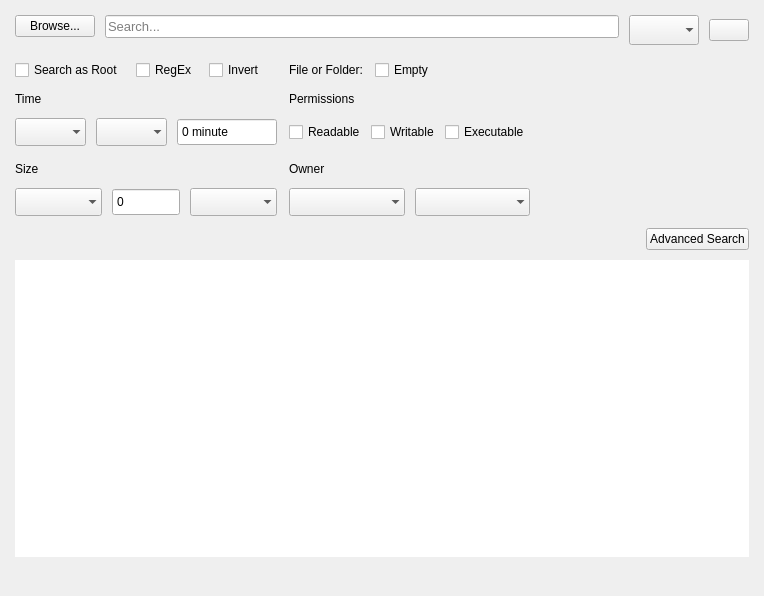
The window that stacer/Pages/Search/search_page.ui (oguzhaninan/Stacer) describes before a commit, drawn with Qt 5.
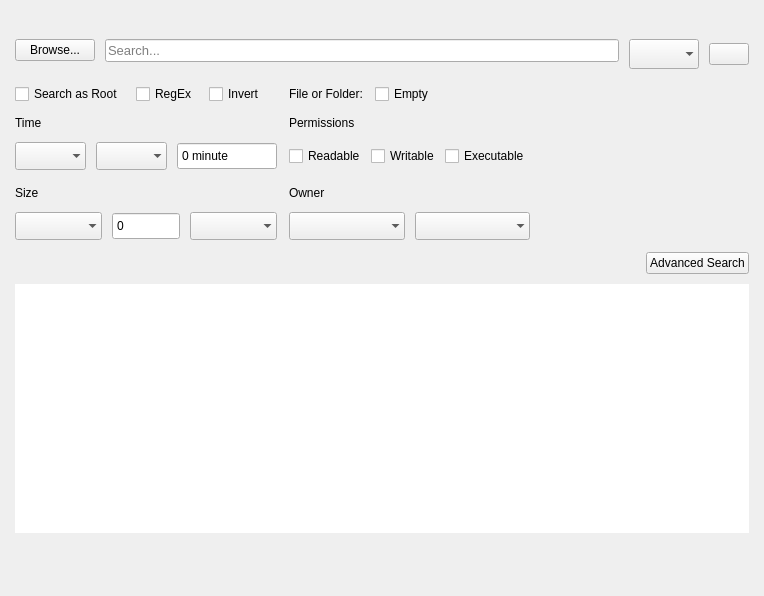
The same window after the commit. Icons and pictures are not drawn.

Commit message: added context menu icons for search

What changed in the file:
```diff
--- a/stacer/Pages/Search/search_page.ui
+++ b/stacer/Pages/Search/search_page.ui
@@ -29,56 +29,26 @@
    <property name="spacing">
     <number>10</number>
    </property>
-   <item row="5" column="0" colspan="2">
-    <widget class="QTableView" name="tableFoundResults">
-     <property name="focusPolicy">
-      <enum>Qt::NoFocus</enum>
+   <item row="8" column="0" alignment="Qt::AlignLeft">
+    <widget class="QLabel" name="lblFoundFilesInfo">
+     <property name="lineWidth">
+      <number>0</number>
      </property>
-     <property name="frameShape">
-      <enum>QFrame::NoFrame</enum>
+     <property name="text">
+      <string/>
      </property>
-     <property name="frameShadow">
-      <enum>QFrame::Sunken</enum>
+     <property name="textFormat">
+      <enum>Qt::PlainText</enum>
      </property>
-     <property name="sizeAdjustPolicy">
-      <enum>QAbstractScrollArea::AdjustToContents</enum>
-     </property>
-     <property name="editTriggers">
-      <set>QAbstractItemView::NoEditTriggers</set>
-     </property>
-     <property name="selectionMode">
-      <enum>QAbstractItemView::ExtendedSelection</enum>
-     </property>
-     <property name="selectionBehavior">
-      <enum>QAbstractItemView::SelectRows</enum>
-     </property>
-     <property name="textElideMode">
-      <enum>Qt::ElideMiddle</enum>
-     </property>
-     <property name="gridStyle">
-      <enum>Qt::SolidLine</enum>
-     </property>
-     <property name="sortingEnabled">
+     <property name="scaledContents">
       <bool>true</bool>
      </property>
      <property name="wordWrap">
-      <bool>true</bool>
-     </property>
-     <property name="cornerButtonEnabled">
-      <bool>true</bool>
-     </property>
-     <attribute name="horizontalHeaderCascadingSectionResizes">
       <bool>false</bool>
-     </attribute>
-     <attribute name="horizontalHeaderStretchLastSection">
-      <bool>true</bool>
-     </attribute>
-     <attribute name="verticalHeaderVisible">
-      <bool>false</bool>
-     </attribute>
+     </property>
     </widget>
    </item>
-   <item row="1" column="0" colspan="2">
+   <item row="2" column="0" colspan="2">
     <layout class="QHBoxLayout" name="horizontalLayout_3">
      <property name="spacing">
       <number>10</number>
@@ -161,7 +131,7 @@
      </item>
     </layout>
    </item>
-   <item row="3" column="0" colspan="2">
+   <item row="4" column="0" colspan="2">
     <layout class="QHBoxLayout" name="footer">
      <property name="spacing">
       <number>10</number>
@@ -209,7 +179,7 @@
      </item>
     </layout>
    </item>
-   <item row="2" column="0" colspan="2">
+   <item row="3" column="0" colspan="2">
     <widget class="QWidget" name="advanceSearchPane" native="true">
      <layout class="QGridLayout" name="gridLayout_2">
       <property name="leftMargin">
@@ -626,23 +596,70 @@
      </layout>
     </widget>
    </item>
-   <item row="6" column="1" alignment="Qt::AlignRight">
-    <widget class="QLabel" name="lblFoundFilesInfo">
-     <property name="lineWidth">
-      <number>0</number>
+   <item row="1" column="0" colspan="2">
+    <widget class="QLabel" name="lblErrorMsg">
+     <property name="text">
+      <string/>
      </property>
+     <property name="alignment">
+      <set>Qt::AlignCenter</set>
+     </property>
+    </widget>
+   </item>
+   <item row="7" column="0" colspan="2" alignment="Qt::AlignHCenter">
+    <widget class="QLabel" name="lblLoadingSearching">
      <property name="text">
       <string/>
      </property>
-     <property name="textFormat">
-      <enum>Qt::PlainText</enum>
+    </widget>
+   </item>
+   <item row="6" column="0" colspan="2">
+    <widget class="QTableView" name="tableFoundResults">
+     <property name="focusPolicy">
+      <enum>Qt::NoFocus</enum>
      </property>
-     <property name="scaledContents">
+     <property name="frameShape">
+      <enum>QFrame::NoFrame</enum>
+     </property>
+     <property name="frameShadow">
+      <enum>QFrame::Sunken</enum>
+     </property>
+     <property name="sizeAdjustPolicy">
+      <enum>QAbstractScrollArea::AdjustToContents</enum>
+     </property>
+     <property name="editTriggers">
+      <set>QAbstractItemView::NoEditTriggers</set>
+     </property>
+     <property name="selectionMode">
+      <enum>QAbstractItemView::ExtendedSelection</enum>
+     </property>
+     <property name="selectionBehavior">
+      <enum>QAbstractItemView::SelectRows</enum>
+     </property>
+     <property name="textElideMode">
+      <enum>Qt::ElideMiddle</enum>
+     </property>
+     <property name="gridStyle">
+      <enum>Qt::SolidLine</enum>
+     </property>
+     <property name="sortingEnabled">
       <bool>true</bool>
      </property>
      <property name="wordWrap">
-      <bool>false</bool>
+      <bool>true</bool>
      </property>
+     <property name="cornerButtonEnabled">
+      <bool>true</bool>
+     </property>
+     <attribute name="horizontalHeaderCascadingSectionResizes">
+      <bool>false</bool>
+     </attribute>
+     <attribute name="horizontalHeaderStretchLastSection">
+      <bool>true</bool>
+     </attribute>
+     <attribute name="verticalHeaderVisible">
+      <bool>false</bool>
+     </attribute>
     </widget>
    </item>
   </layout>
```
The commit also changes 6 other files.
